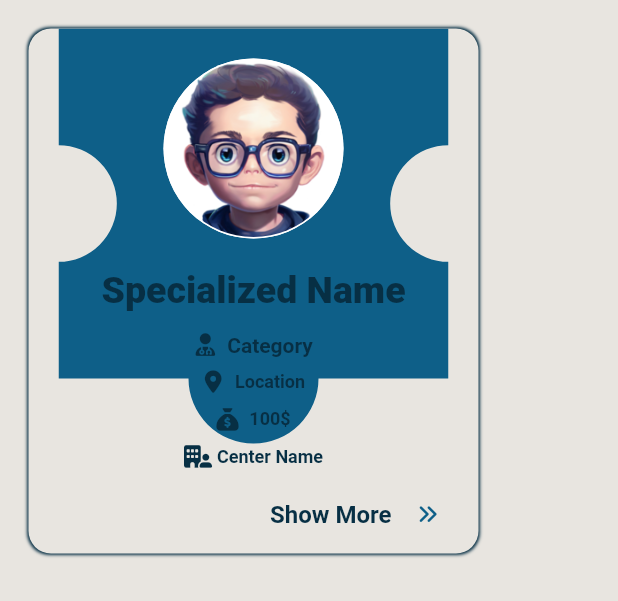
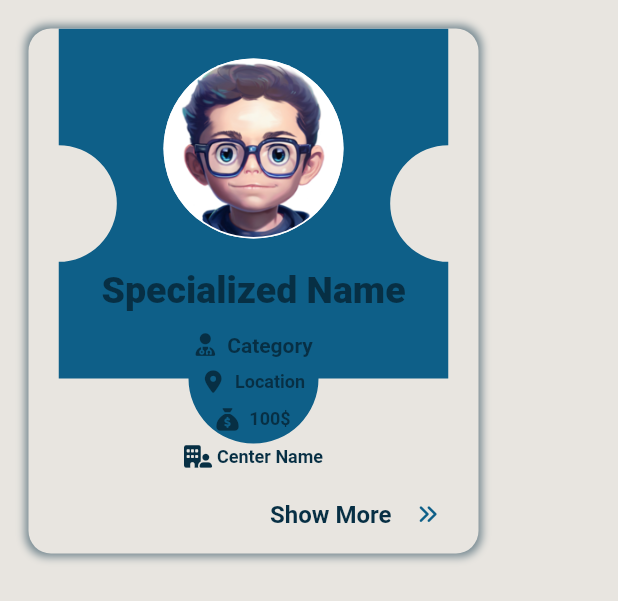
Before and after one commit to AsmaaSaleh1/Spectrum-speak, a Flutter app: the CardSpecialist widget shown alone on an empty page, opened directly, on a phone screen of 412 x 824 dp. Shown: the top 601 px of the screen. Run offline on Flutter 3.47's test engine with Material 2 defaults, Android fonts, the phone set to English and light mode, and no system bars; drawn by our look-alikes of circular_profile_avatar; our stand-ins replace font_awesome_flutter, google_fonts, iconsax, unicons; Roboto replaces fonts that are missing (Tinos).

Commit message:
small edit of card specialist

```diff
--- a/lib/widgets/card_specialist.dart
+++ b/lib/widgets/card_specialist.dart
@@ -25,9 +25,9 @@ class CardSpecialist extends StatelessWidget {
           borderRadius: BorderRadius.circular(15),
           boxShadow: [
             BoxShadow(
-              color: kDarkerColor,
-              spreadRadius: 1,
-              blurRadius: 1,
+              color: kDarkerColor.withOpacity(0.5),
+              spreadRadius: 2,
+              blurRadius: 4,
               offset: const Offset(0, 0),
             ),
           ],
@@ -137,7 +137,6 @@ class CardSpecialist extends StatelessWidget {
                     mainAxisSize: MainAxisSize.min,
                     children: [
                       Icon(
-                        //Icons.attach_money,
                         FontAwesomeIcons.sackDollar,
                         size: 15.0,
                         color: kDarkerColor,
@@ -160,7 +159,6 @@ class CardSpecialist extends StatelessWidget {
                     mainAxisSize: MainAxisSize.min,
                     children: [
                       Icon(
-                        //Icons.attach_money,
                         FontAwesomeIcons.buildingUser,
                         size: 15.0,
                         color: kDarkerColor,
```
